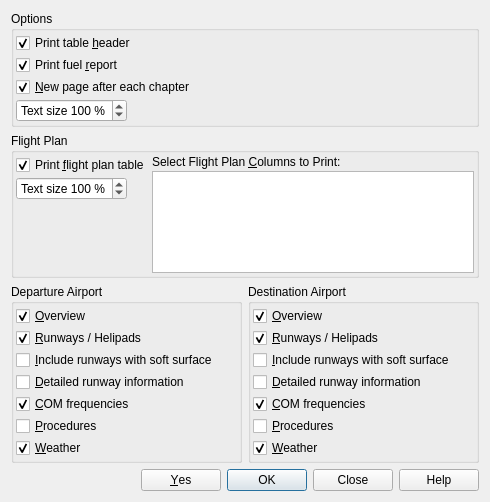
First picture: the form in src/print/printdialog.ui, repository albar965/littlenavmap, before the edit.
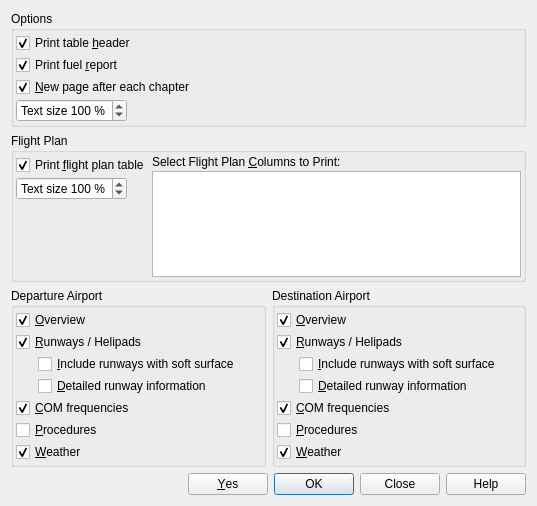
Second picture: the form after the edit.

What changed in the file:
```diff
--- a/src/print/printdialog.ui
+++ b/src/print/printdialog.ui
@@ -6,8 +6,8 @@
    <rect>
     <x>0</x>
     <y>0</y>
-    <width>490</width>
-    <height>502</height>
+    <width>537</width>
+    <height>506</height>
    </rect>
   </property>
   <property name="windowTitle">
@@ -304,12 +304,30 @@
          </widget>
         </item>
         <item>
+         <layout class="QHBoxLayout" name="horizontalLayout_5">
+          <property name="spacing">
+           <number>0</number>
+          </property>
+          <property name="leftMargin">
+           <number>22</number>
+          </property>
+          <item>
          <widget class="QCheckBox" name="checkBoxPrintDepartureSoftRunways">
           <property name="text">
            <string>&amp;Include runways with soft surface</string>
           </property>
          </widget>
         </item>
+         </layout>
+        </item>
+        <item>
+         <layout class="QHBoxLayout" name="horizontalLayout_6">
+          <property name="spacing">
+           <number>0</number>
+          </property>
+          <property name="leftMargin">
+           <number>22</number>
+          </property>
         <item>
          <widget class="QCheckBox" name="checkBoxPrintDepartureDetailRunways">
           <property name="text">
@@ -317,6 +335,8 @@
           </property>
          </widget>
         </item>
+         </layout>
+        </item>
         <item>
          <widget class="QCheckBox" name="checkBoxPrintDepartureCom">
           <property name="toolTip">
@@ -356,7 +376,7 @@
        </layout>
       </widget>
      </item>
-     <item row="0" column="1">
+     <item row="0" column="2">
       <widget class="QGroupBox" name="groupBoxPrintDestination">
        <property name="title">
         <string>Destination Airport</string>
@@ -404,12 +424,30 @@
          </widget>
         </item>
         <item>
+         <layout class="QHBoxLayout" name="horizontalLayout_3">
+          <property name="spacing">
+           <number>0</number>
+          </property>
+          <property name="leftMargin">
+           <number>22</number>
+          </property>
+          <item>
          <widget class="QCheckBox" name="checkBoxPrintDestinationSoftRunways">
           <property name="text">
            <string>&amp;Include runways with soft surface</string>
           </property>
          </widget>
         </item>
+         </layout>
+        </item>
+        <item>
+         <layout class="QHBoxLayout" name="horizontalLayout_4">
+          <property name="spacing">
+           <number>0</number>
+          </property>
+          <property name="leftMargin">
+           <number>22</number>
+          </property>
         <item>
          <widget class="QCheckBox" name="checkBoxPrintDestinationDetailRunways">
           <property name="text">
@@ -417,6 +455,8 @@
           </property>
          </widget>
         </item>
+         </layout>
+        </item>
         <item>
          <widget class="QCheckBox" name="checkBoxPrintDestinationCom">
           <property name="toolTip">
```
Left out of the diff: 5 changed lines with no effect on the pictures. Lines whose indentation alone changed are shown as unchanged.
